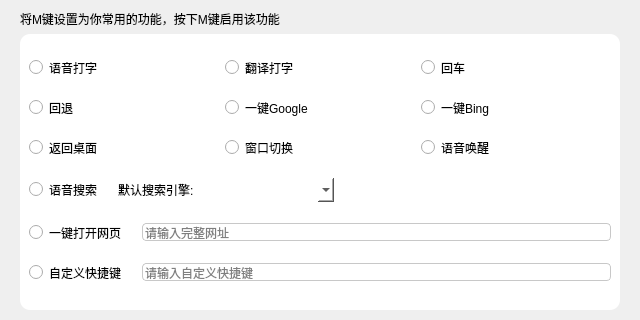
wlffeng2008/EasyPointer, file EasyPointer/DialogMKeySet.ui: the form before one commit.
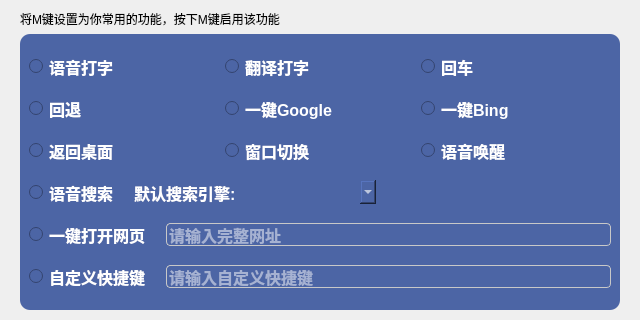
The form after the commit.

```diff
--- a/EasyPointer/DialogMKeySet.ui
+++ b/EasyPointer/DialogMKeySet.ui
@@ -39,7 +39,7 @@
    <item>
     <widget class="QFrame" name="frame_4">
      <property name="styleSheet">
-      <string notr="true">background-color: rgb(255, 255, 255);border-radius:10px;</string>
+      <string notr="true">background-color: rgb(76,101,165);;border-radius:10px;  color: white; font-size:16px; font-weight:bold;</string>
      </property>
      <layout class="QVBoxLayout" name="verticalLayout">
       <item>
```
Left out of the diff: 2 changed lines with no effect on the pictures.
